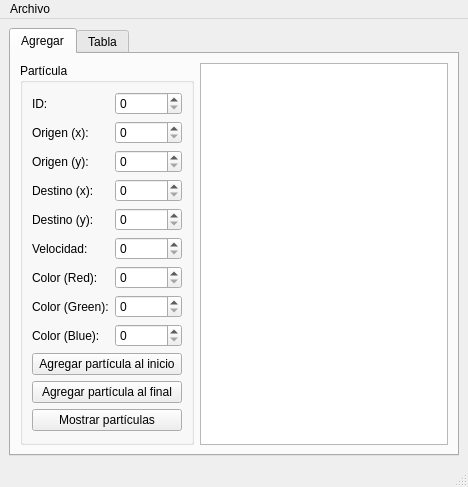
The window that mainwindow.ui (AndresAlcalaGtz/particulas_UI) describes before a commit, drawn with Qt 5.
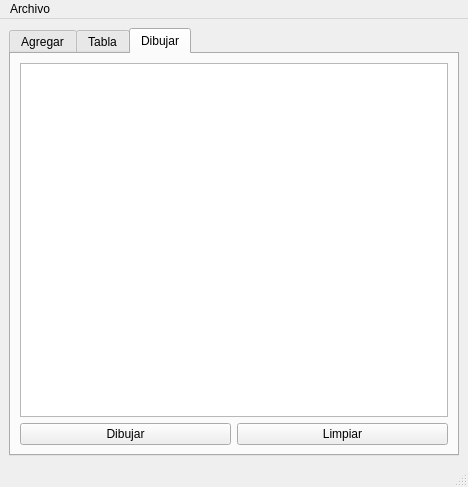
The same window after the commit. The open tabs and pages were chosen to show the change.

Patch:
```diff
--- a/mainwindow.ui
+++ b/mainwindow.ui
@@ -131,7 +131,7 @@
            <item row="6" column="1">
             <widget class="QSpinBox" name="red_spinBox">
              <property name="maximum">
-              <number>500</number>
+              <number>255</number>
              </property>
             </widget>
            </item>
@@ -145,7 +145,7 @@
            <item row="7" column="1">
             <widget class="QSpinBox" name="green_spinBox">
              <property name="maximum">
-              <number>500</number>
+              <number>255</number>
              </property>
             </widget>
            </item>
@@ -159,7 +159,7 @@
            <item row="8" column="1">
             <widget class="QSpinBox" name="blue_spinBox">
              <property name="maximum">
-              <number>500</number>
+              <number>255</number>
              </property>
             </widget>
            </item>
@@ -223,6 +223,30 @@
         </item>
        </layout>
       </widget>
+      <widget class="QWidget" name="dibujar_tab">
+       <attribute name="title">
+        <string>Dibujar</string>
+       </attribute>
+       <layout class="QGridLayout" name="gridLayout_5">
+        <item row="0" column="0" colspan="2">
+         <widget class="QGraphicsView" name="dibujo_graphicsView"/>
+        </item>
+        <item row="1" column="0">
+         <widget class="QPushButton" name="dibujar_pushButton">
+          <property name="text">
+           <string>Dibujar</string>
+          </property>
+         </widget>
+        </item>
+        <item row="1" column="1">
+         <widget class="QPushButton" name="limpiar_pushButton">
+          <property name="text">
+           <string>Limpiar</string>
+          </property>
+         </widget>
+        </item>
+       </layout>
+      </widget>
      </widget>
     </item>
    </layout>
```
